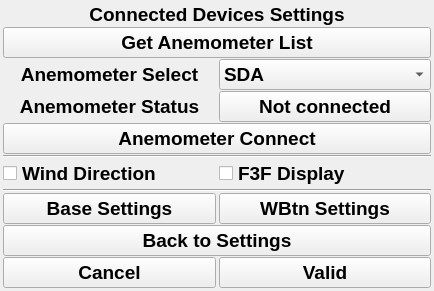
This is F3FChrono/gui/WSettingsConnectedDevices.ui in jomarin38/F3FChrono as Qt 5 draws it before an edit. The edited form follows.
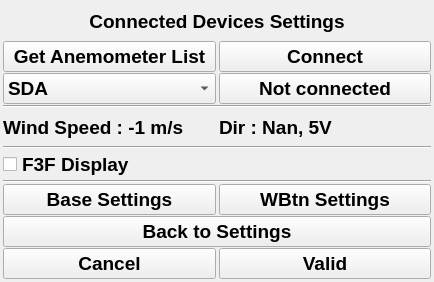
This is the edited form.

Commit message: adding UDP interface with anemometer devices adding wind dir and speed in settings interface with alarm present for each and alarm voltage for windDir

The edit to the form file:
```diff
--- a/F3FChrono/gui/WSettingsConnectedDevices.ui
+++ b/F3FChrono/gui/WSettingsConnectedDevices.ui
@@ -38,21 +38,7 @@
    <property name="verticalSpacing">
     <number>1</number>
    </property>
-   <item row="6" column="0">
-    <widget class="QCheckBox" name="fullscreen">
-     <property name="font">
-      <font>
-       <pointsize>14</pointsize>
-       <weight>75</weight>
-       <bold>true</bold>
-      </font>
-     </property>
-     <property name="text">
-      <string>Wind Direction</string>
-     </property>
-    </widget>
-   </item>
-   <item row="2" column="1">
+   <item row="2" column="0">
     <widget class="QComboBox" name="AnemometerComboBox">
      <property name="font">
       <font>
@@ -78,7 +64,35 @@
      </item>
     </widget>
    </item>
-   <item row="9" column="0">
+   <item row="1" column="1">
+    <widget class="QPushButton" name="btn_AnemometerConnect">
+     <property name="font">
+      <font>
+       <pointsize>14</pointsize>
+       <weight>75</weight>
+       <bold>true</bold>
+      </font>
+     </property>
+     <property name="text">
+      <string>Connect</string>
+     </property>
+    </widget>
+   </item>
+   <item row="10" column="0">
+    <widget class="QCheckBox" name="webserver">
+     <property name="font">
+      <font>
+       <pointsize>14</pointsize>
+       <weight>75</weight>
+       <bold>true</bold>
+      </font>
+     </property>
+     <property name="text">
+      <string>F3F Display</string>
+     </property>
+    </widget>
+   </item>
+   <item row="13" column="0">
     <widget class="QPushButton" name="btn_base_settings">
      <property name="font">
       <font>
@@ -92,7 +106,21 @@
      </property>
     </widget>
    </item>
-   <item row="11" column="0">
+   <item row="15" column="1">
+    <widget class="QPushButton" name="btn_valid">
+     <property name="font">
+      <font>
+       <pointsize>14</pointsize>
+       <weight>75</weight>
+       <bold>true</bold>
+      </font>
+     </property>
+     <property name="text">
+      <string>Valid</string>
+     </property>
+    </widget>
+   </item>
+   <item row="15" column="0">
     <widget class="QPushButton" name="btn_cancel">
      <property name="font">
       <font>
@@ -106,20 +134,6 @@
      </property>
     </widget>
    </item>
-   <item row="1" column="0" colspan="2">
-    <widget class="QPushButton" name="btn_AnemometerGetList">
-     <property name="font">
-      <font>
-       <pointsize>14</pointsize>
-       <weight>75</weight>
-       <bold>true</bold>
-      </font>
-     </property>
-     <property name="text">
-      <string>Get Anemometer List</string>
-     </property>
-    </widget>
-   </item>
    <item row="0" column="0" colspan="2">
     <widget class="QLabel" name="label">
      <property name="font">
@@ -137,45 +151,7 @@
      </property>
     </widget>
    </item>
-   <item row="11" column="1">
-    <widget class="QPushButton" name="btn_valid">
-     <property name="font">
-      <font>
-       <pointsize>14</pointsize>
-       <weight>75</weight>
-       <bold>true</bold>
-      </font>
-     </property>
-     <property name="text">
-      <string>Valid</string>
-     </property>
-    </widget>
-   </item>
-   <item row="5" column="0" colspan="2">
-    <widget class="Line" name="line">
-     <property name="orientation">
-      <enum>Qt::Horizontal</enum>
-     </property>
-    </widget>
-   </item>
-   <item row="2" column="0">
-    <widget class="QLabel" name="label_2">
-     <property name="font">
-      <font>
-       <pointsize>14</pointsize>
-       <weight>75</weight>
-       <bold>true</bold>
-      </font>
-     </property>
-     <property name="text">
-      <string>Anemometer Select</string>
-     </property>
-     <property name="alignment">
-      <set>Qt::AlignCenter</set>
-     </property>
-    </widget>
-   </item>
-   <item row="9" column="1">
+   <item row="13" column="1">
     <widget class="QPushButton" name="wbtn_settings">
      <property name="font">
       <font>
@@ -189,22 +165,15 @@
      </property>
     </widget>
    </item>
-   <item row="4" column="0" colspan="2">
-    <widget class="QPushButton" name="btn_AnemometerConnect">
-     <property name="font">
-      <font>
-       <pointsize>14</pointsize>
-       <weight>75</weight>
-       <bold>true</bold>
-      </font>
+   <item row="11" column="0" colspan="2">
+    <widget class="Line" name="line_2">
+     <property name="orientation">
+      <enum>Qt::Horizontal</enum>
      </property>
-     <property name="text">
-      <string>Anemometer Connect</string>
-     </property>
     </widget>
    </item>
-   <item row="6" column="1">
-    <widget class="QCheckBox" name="webserver">
+   <item row="14" column="0" colspan="2">
+    <widget class="QPushButton" name="btn_back">
      <property name="font">
       <font>
        <pointsize>14</pointsize>
@@ -213,11 +182,11 @@
       </font>
      </property>
      <property name="text">
-      <string>F3F Display</string>
+      <string>Back to Settings</string>
      </property>
     </widget>
    </item>
-   <item row="3" column="1">
+   <item row="2" column="1">
     <widget class="QPushButton" name="AnemometerStatus">
      <property name="font">
       <font>
@@ -237,15 +206,50 @@
      </property>
     </widget>
    </item>
+   <item row="1" column="0">
+    <widget class="QPushButton" name="btn_AnemometerGetList">
+     <property name="font">
+      <font>
+       <pointsize>14</pointsize>
+       <weight>75</weight>
+       <bold>true</bold>
+      </font>
+     </property>
+     <property name="text">
+      <string>Get Anemometer List</string>
+     </property>
+    </widget>
+   </item>
+   <item row="9" column="0" colspan="2">
+    <widget class="Line" name="line_3">
+     <property name="orientation">
+      <enum>Qt::Horizontal</enum>
+     </property>
+    </widget>
+   </item>
+   <item row="8" column="0">
+    <widget class="QLabel" name="WeatherStation_Speed">
+     <property name="font">
+      <font>
+       <pointsize>14</pointsize>
+       <weight>75</weight>
+       <bold>true</bold>
+      </font>
+     </property>
+     <property name="text">
+      <string>Wind Speed : -1 m/s</string>
+     </property>
+    </widget>
+   </item>
    <item row="7" column="0" colspan="2">
-    <widget class="Line" name="line_2">
+    <widget class="Line" name="line">
      <property name="orientation">
       <enum>Qt::Horizontal</enum>
      </property>
     </widget>
    </item>
-   <item row="3" column="0">
-    <widget class="QLabel" name="label_4">
+   <item row="8" column="1">
+    <widget class="QLabel" name="WeatherStation_Dir">
      <property name="font">
       <font>
        <pointsize>14</pointsize>
@@ -254,24 +258,7 @@
       </font>
      </property>
      <property name="text">
-      <string>Anemometer Status</string>
-     </property>
-     <property name="alignment">
-      <set>Qt::AlignCenter</set>
-     </property>
-    </widget>
-   </item>
-   <item row="10" column="0" colspan="2">
-    <widget class="QPushButton" name="btn_back">
-     <property name="font">
-      <font>
-       <pointsize>14</pointsize>
-       <weight>75</weight>
-       <bold>true</bold>
-      </font>
-     </property>
-     <property name="text">
-      <string>Back to Settings</string>
+      <string>Dir : Nan, 5V</string>
      </property>
     </widget>
    </item>
```
The commit also changes 10 other files.
